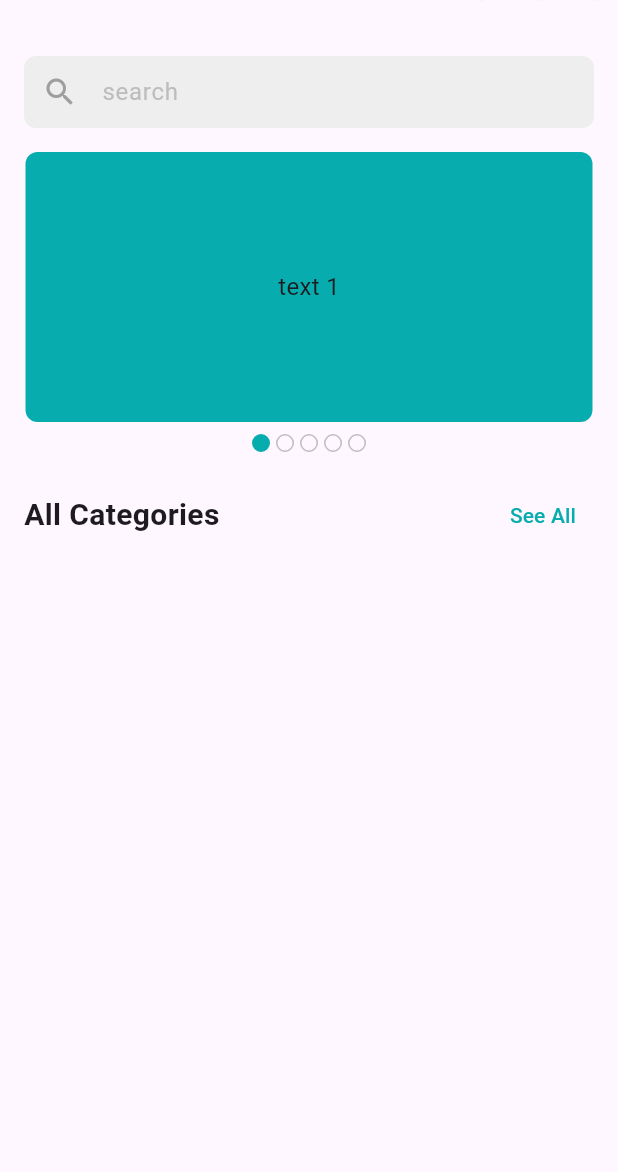
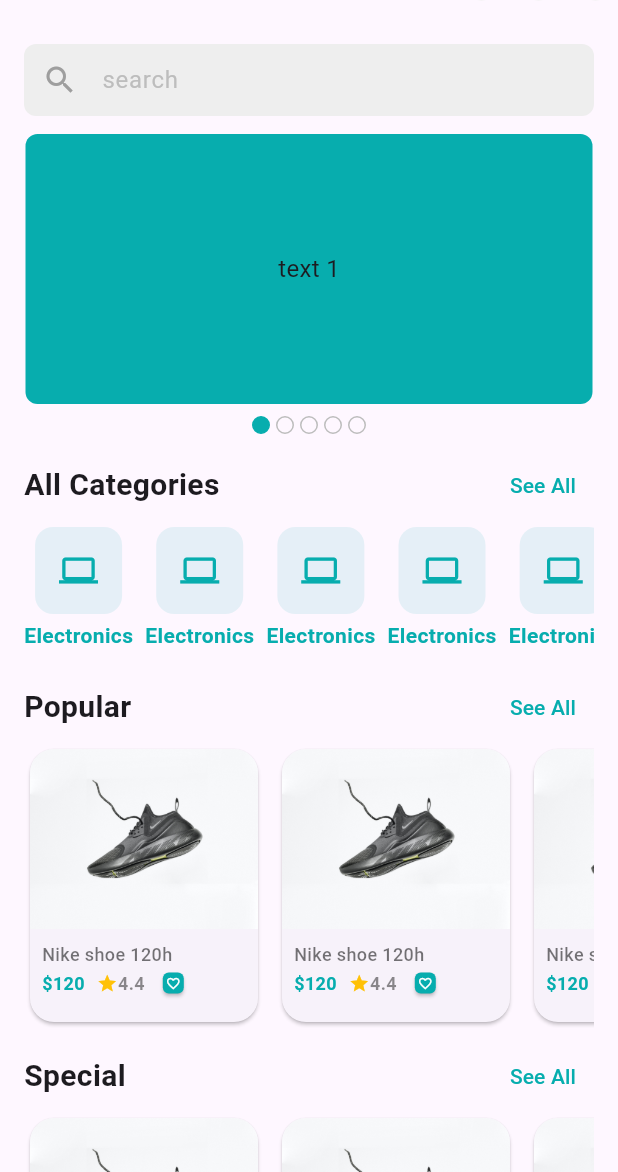
Before and after one commit to ferdoush10/crafty_bay_ecomerce, a Flutter app: the HomeScreen screen opened directly, on a phone screen of 412 x 824 dp, the part 64-1236 px from its top. Run offline on Flutter 3.47's test engine with Material 3 defaults, Android fonts, the phone set to English and light mode, and no system bars; drawn by our look-alikes of carousel_slider; our stand-ins replace get, pin_code_fields.

Commit message:
ui_part_four

```diff
--- a/lib/app.dart
+++ b/lib/app.dart
@@ -1,3 +1,4 @@
+import 'package:crafty_bay/controller_binder.dart';
 import 'package:crafty_bay/presentation/ui/screens/auth/splash_screen.dart';
 
 import 'package:crafty_bay/presentation/ui/utility/app_theme_data.dart';
@@ -13,6 +14,7 @@ class CraftBay extends StatelessWidget {
       debugShowCheckedModeBanner: false,
       theme: AppThemeData.lightThemeData,
       home: const SplashScreen(),
+      initialBinding: ControllerBinder(),
     );
   }
 }
--- /dev/null
+++ b/lib/controller_binder.dart
@@ -0,0 +1,9 @@
+import 'package:crafty_bay/presentation/state_holder/main_bottom_nav_controller.dart';
+import 'package:get/get.dart';
+
+class ControllerBinder extends Bindings {
+  @override
+  void dependencies() {
+    Get.put(MainBottomNavController());
+  }
+}
--- a/lib/main.dart
+++ b/lib/main.dart
@@ -1,5 +1,6 @@
 import 'package:crafty_bay/app.dart';
 import 'package:flutter/material.dart';
+
 ///Layer first - Layer(Data,UI,Domain)
 ///Fature first - login (layer), Cart(layer)
 ///good code , bad code
--- /dev/null
+++ b/lib/presentation/state_holder/main_bottom_nav_controller.dart
@@ -0,0 +1,17 @@
+import 'package:get/get.dart';
+
+class MainBottomNavController extends GetxController {
+  int _selectedIndex = 0;
+  int get currentIndex => _selectedIndex;
+  void changeIndex(int index) {
+    if (_selectedIndex == index) {
+      return;
+    }
+    _selectedIndex = index;
+    update();
+  }
+
+  void backToHome(){
+    changeIndex(0);
+  }
+}
--- a/lib/presentation/ui/screens/home_screen.dart
+++ b/lib/presentation/ui/screens/home_screen.dart
@@ -1,9 +1,12 @@
-// ignore_for_file: public_member_api_docs, sort_constructors_first
+import 'package:crafty_bay/presentation/state_holder/main_bottom_nav_controller.dart';
 import 'package:crafty_bay/presentation/ui/utility/assets_path.dart';
+import 'package:crafty_bay/presentation/ui/widgets/category_item.dart';
 import 'package:crafty_bay/presentation/ui/widgets/home/banner_carousel.dart';
 import 'package:crafty_bay/presentation/ui/widgets/home/circle_icon_button.dart';
 import 'package:flutter/material.dart';
+import 'package:get/get.dart';
 import '../widgets/home/section_title.dart';
+import '../widgets/product_card_item.dart';
 
 class HomeScreen extends StatefulWidget {
   const HomeScreen({super.key});
@@ -22,15 +25,63 @@ class _HomeScreenState extends State<HomeScreen> {
         padding: const EdgeInsets.all(16.0),
         child: Column(
           children: [
+            searchTextField,
+            const SizedBox(height: 12),
+            const BannerCarousel(),
             const SizedBox(height: 8),
-            searchTextField,
-            const SizedBox(height: 16),
-            const BannerCarousel(),
-            const SizedBox(height: 16),
-            SectionTitle(onTapSeeAll: () {}, title: 'All Categories'),
+            SectionTitle(
+                onTapSeeAll: () {
+                  Get.find<MainBottomNavController>().changeIndex(1);
+                },
+                title: 'All Categories'),
+            categoryList,
+            SectionTitle(onTapSeeAll: () {}, title: 'Popular'),
+            productList,
+            const SizedBox(height: 8),
+            SectionTitle(onTapSeeAll: () {}, title: 'Special'),
+            productList,
+            const SizedBox(height: 8),
+            SectionTitle(onTapSeeAll: () {}, title: 'New'),
+            productList,
           ],
         ),
       )),
+    );
+  }
+
+  SizedBox get categoryList {
+    return SizedBox(
+      height: 100,
+      child: ListView.separated(
+        scrollDirection: Axis.horizontal,
+        primary: false,
+        shrinkWrap: true,
+        itemCount: 10,
+        itemBuilder: (conntext, index) {
+          return const CategoryItem();
+        },
+        separatorBuilder: (_, __) {
+          return const SizedBox(width: 8);
+        },
+      ),
+    );
+  }
+
+  SizedBox get productList {
+    return SizedBox(
+      height: 190,
+      child: ListView.separated(
+        scrollDirection: Axis.horizontal,
+        primary: false,
+        shrinkWrap: true,
+        itemCount: 10,
+        itemBuilder: (conntext, index) {
+          return const ProductCardItem();
+        },
+        separatorBuilder: (_, __) {
+          return const SizedBox(width: 8);
+        },
+      ),
     );
   }
 
--- a/lib/presentation/ui/utility/assets_path.dart
+++ b/lib/presentation/ui/utility/assets_path.dart
@@ -2,4 +2,5 @@ class AssetsPath {
   static const String imagePath = 'assets/images';
   static const String logo = '$imagePath/logo.png';
   static const String logoNav = '$imagePath/logo_nav.png';
+  static const String dummyShoeImageJpg = '$imagePath/shoe.jpg';
 }
--- /dev/null
+++ b/lib/presentation/ui/widgets/category_item.dart
@@ -0,0 +1,35 @@
+import 'package:crafty_bay/presentation/ui/utility/app_colors.dart';
+import 'package:flutter/material.dart';
+
+class CategoryItem extends StatelessWidget {
+  const CategoryItem({
+    Key? key,
+  }) : super(key: key);
+
+  @override
+  Widget build(BuildContext context) {
+    return Column(
+      children: [
+        Card(
+          elevation: 0,
+          color: AppColors.primaryColor.withOpacity(.1),
+          child: const Padding(
+            padding: EdgeInsets.all(16.0),
+            child: Icon(
+              Icons.computer,
+              size: 26,
+              color: AppColors.primaryColor,
+            ),
+          ),
+        ),
+        const Text(
+          'Electronics',
+          style: TextStyle(
+              color: AppColors.primaryColor,
+              fontSize: 14,
+              fontWeight: FontWeight.w600),
+        ),
+      ],
+    );
+  }
+}
--- /dev/null
+++ b/lib/presentation/ui/widgets/product_card_item.dart
@@ -0,0 +1,100 @@
+import 'package:flutter/material.dart';
+import '../utility/app_colors.dart';
+import '../utility/assets_path.dart';
+
+class ProductCardItem extends StatelessWidget {
+  const ProductCardItem({
+    super.key,
+  });
+
+  @override
+  Widget build(BuildContext context) {
+    return SizedBox(
+      height: 200,
+      width: 160,
+      child: Card(
+        shape: RoundedRectangleBorder(borderRadius: BorderRadius.circular(16)),
+        child: Column(
+          crossAxisAlignment: CrossAxisAlignment.start,
+          children: [
+            ClipRRect(
+              borderRadius: const BorderRadius.only(
+                topLeft: Radius.circular(16),
+                topRight: Radius.circular(16),
+              ),
+              child: Image.asset(
+                AssetsPath.dummyShoeImageJpg,
+                width: 160,
+                height: 120,
+                fit: BoxFit.cover,
+              ),
+            ),
+            Padding(
+              padding: const EdgeInsets.all(8.0),
+              child: Column(
+                crossAxisAlignment: CrossAxisAlignment.start,
+                children: [
+                  const Text(
+                    'Nike shoe 120h',
+                    maxLines: 1,
+                    style: TextStyle(
+                        overflow: TextOverflow.ellipsis,
+                        fontSize: 12,
+                        fontWeight: FontWeight.w500,
+                        color: Colors.black54),
+                  ),
+                  Row(
+                    children: [
+                      const Text(
+                        '\$120',
+                        style: TextStyle(
+                          fontSize: 12,
+                          color: AppColors.primaryColor,
+                          fontWeight: FontWeight.w600,
+                        ),
+                      ),
+                      const SizedBox(width: 8),
+                      const Wrap(
+                        crossAxisAlignment: WrapCrossAlignment.center,
+                        children: [
+                          Icon(
+                            Icons.star,
+                            size: 14,
+                            color: Colors.amber,
+                          ),
+                          Text(
+                            '4.4',
+                            style: TextStyle(
+                              fontSize: 12,
+                              color: Colors.black45,
+                              fontWeight: FontWeight.w600,
+                            ),
+                          ),
+                        ],
+                      ),
+                      const SizedBox(width: 8),
+                      Card(
+                        color: AppColors.primaryColor,
+                        shape: RoundedRectangleBorder(
+                          borderRadius: BorderRadius.circular(4.0),
+                        ),
+                        child: const Padding(
+                          padding: EdgeInsets.all(2.0),
+                          child: Icon(
+                            Icons.favorite_outline,
+                            size: 10,
+                            color: Colors.white,
+                          ),
+                        ),
+                      ),
+                    ],
+                  ),
+                ],
+              ),
+            )
+          ],
+        ),
+      ),
+    );
+  }
+}
```
Also changed, not shown: lib/presentation/ui/screens/category_screen.dart (+38 -1 lines), lib/presentation/ui/screens/main_bottom_nav_screen.dart (+7 -7 lines), lib/presentation/ui/screens/wish_list_screen.dart (+38 -1 lines), assets/images/shoe.jpg (added).
